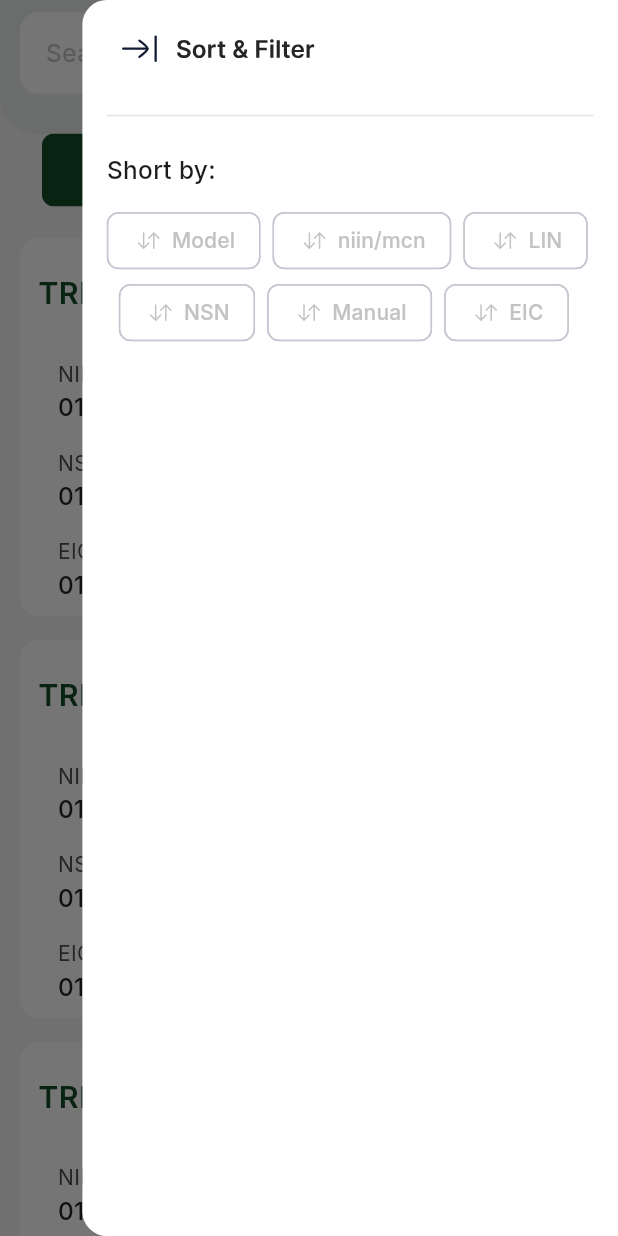
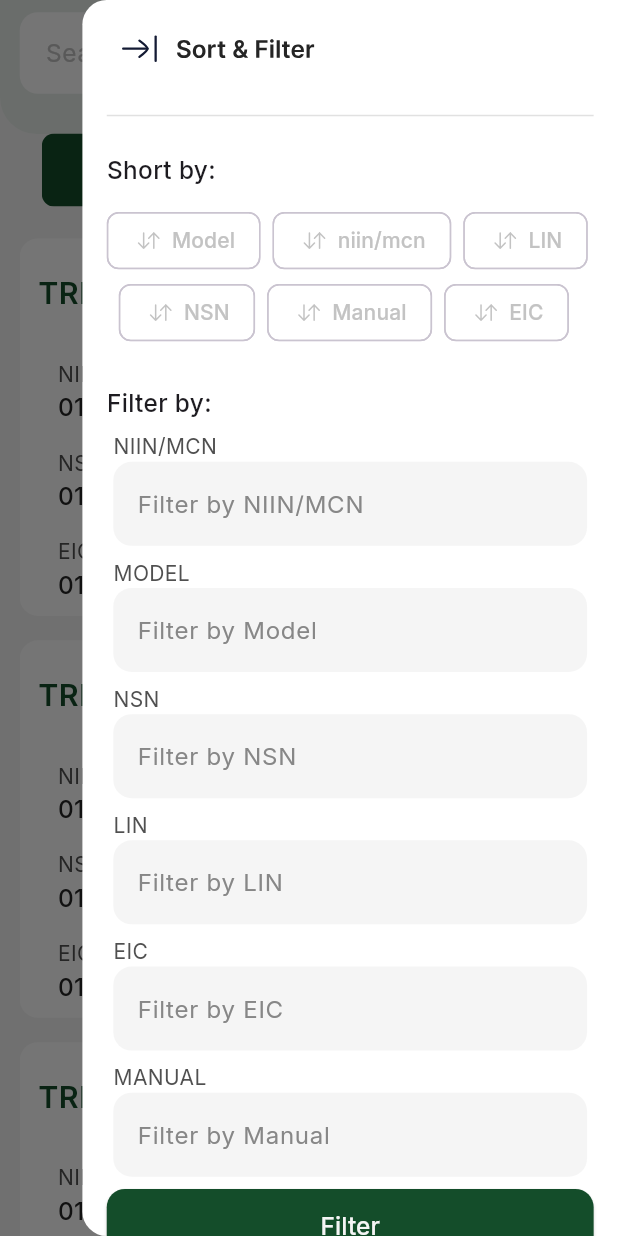
Before and after one commit to sajidrec/flutter_nsn, a Flutter app: the HomeSearchResultPage screen opened directly with empty values, with the side drawer open, on a phone screen of 412 x 824 dp. Run offline on Flutter 3.47's test engine with Material 3 defaults, Android fonts, the phone set to English and light mode, and no system bars; our stand-ins replace cached_network_image, flutter_screenutil, flutter_svg, get, google_fonts, pinput; statements that could not run were skipped.

Commit message:
- add filter by

```diff
--- a/lib/app/modules/home_page/presentation/controllers/home_search_result_page_controller.dart
+++ b/lib/app/modules/home_page/presentation/controllers/home_search_result_page_controller.dart
@@ -3,6 +3,13 @@ import 'package:get/get.dart';
 
 class HomeSearchResultPageController extends GetxController {
   final searchTec = TextEditingController();
+
+  final niinMcnTec = TextEditingController();
+  final modelNoTec = TextEditingController();
+  final nsnTec = TextEditingController();
+  final linTec = TextEditingController();
+  final eicTec = TextEditingController();
+  final manualTec = TextEditingController();
 
   @override
   void onInit() {
--- a/lib/app/modules/home_page/presentation/views/home_search_result_page.dart
+++ b/lib/app/modules/home_page/presentation/views/home_search_result_page.dart
@@ -3,6 +3,7 @@ import 'package:flutter_screenutil/flutter_screenutil.dart';
 import 'package:flutter_svg/svg.dart';
 import 'package:get/get.dart';
 import 'package:google_fonts/google_fonts.dart';
+import 'package:nsn/app/global_widgets/green_button_full_sized_widget.dart';
 import 'package:nsn/app/modules/home_page/presentation/controllers/home_search_result_page_controller.dart';
 import 'package:nsn/app/modules/home_page/presentation/widgets/home_search_text_field_widget.dart';
 
@@ -71,6 +72,79 @@ class HomeSearchResultPage extends StatelessWidget {
                           SizedBox(width: 8),
                           _buildShortByTagElement(tagName: 'EIC'),
                         ],
+                      ),
+
+                      SizedBox(height: 24.h),
+
+                      Text(
+                        "Filter by:",
+                        style: GoogleFonts.inter(
+                          fontSize: 16.sp,
+                          fontWeight: FontWeight.w500,
+                        ),
+                      ),
+
+                      SizedBox(height: 8.h),
+
+                      GetBuilder<HomeSearchResultPageController>(
+                        builder: (controller) {
+                          return Column(
+                            children: [
+                              _buildFilterByTextField(
+                                title: "niin/mcn",
+                                hintText: "Filter by NIIN/MCN",
+                                tec: controller.niinMcnTec,
+                              ),
+
+                              SizedBox(height: 8.h),
+
+                              _buildFilterByTextField(
+                                title: "Model",
+                                hintText: "Filter by Model",
+                                tec: controller.modelNoTec,
+                              ),
+
+                              SizedBox(height: 8.h),
+
+                              _buildFilterByTextField(
+                                title: "NSN",
+                                hintText: "Filter by NSN",
+                                tec: controller.nsnTec,
+                              ),
+
+                              SizedBox(height: 8.h),
+
+                              _buildFilterByTextField(
+                                title: "LIN",
+                                hintText: "Filter by LIN",
+                                tec: controller.linTec,
+                              ),
+
+                              SizedBox(height: 8.h),
+
+                              _buildFilterByTextField(
+                                title: "EIC",
+                                hintText: "Filter by EIC",
+                                tec: controller.eicTec,
+                              ),
+
+                              SizedBox(height: 8.h),
+
+                              _buildFilterByTextField(
+                                title: "Manual",
+                                hintText: "Filter by Manual",
+                                tec: controller.manualTec,
+                              ),
+
+                              SizedBox(height: 8.h),
+                              GreenButtonFullSizedWidget(
+                                buttonText: "Filter",
+                                callbackFunction: () {},
+                              ),
+                              SizedBox(height: 8.h),
+                            ],
+                          );
+                        },
                       ),
                     ],
                   ),
@@ -153,6 +227,38 @@ class HomeSearchResultPage extends StatelessWidget {
     );
   }
 
+  Padding _buildFilterByTextField({
+    required String title,
+    required String hintText,
+    required TextEditingController tec,
+  }) {
+    return Padding(
+      padding: EdgeInsets.symmetric(horizontal: 4.w),
+      child: Column(
+        crossAxisAlignment: CrossAxisAlignment.start,
+        children: [
+          Text(
+            title.toUpperCase(),
+            style: TextStyle(color: AppColors.semiBlackTextColor),
+          ),
+          TextField(
+            controller: tec,
+            decoration: InputDecoration(
+              hintText: hintText,
+              hintStyle: TextStyle(color: AppColors.checkboxColor),
+              border: OutlineInputBorder(
+                borderSide: BorderSide.none,
+                borderRadius: BorderRadius.circular(12.r),
+              ),
+              filled: true,
+              fillColor: AppColors.bgWhite,
+            ),
+          ),
+        ],
+      ),
+    );
+  }
+
   Chip _buildShortByTagElement({required String tagName}) {
     return Chip(
       backgroundColor: Colors.white,
```
